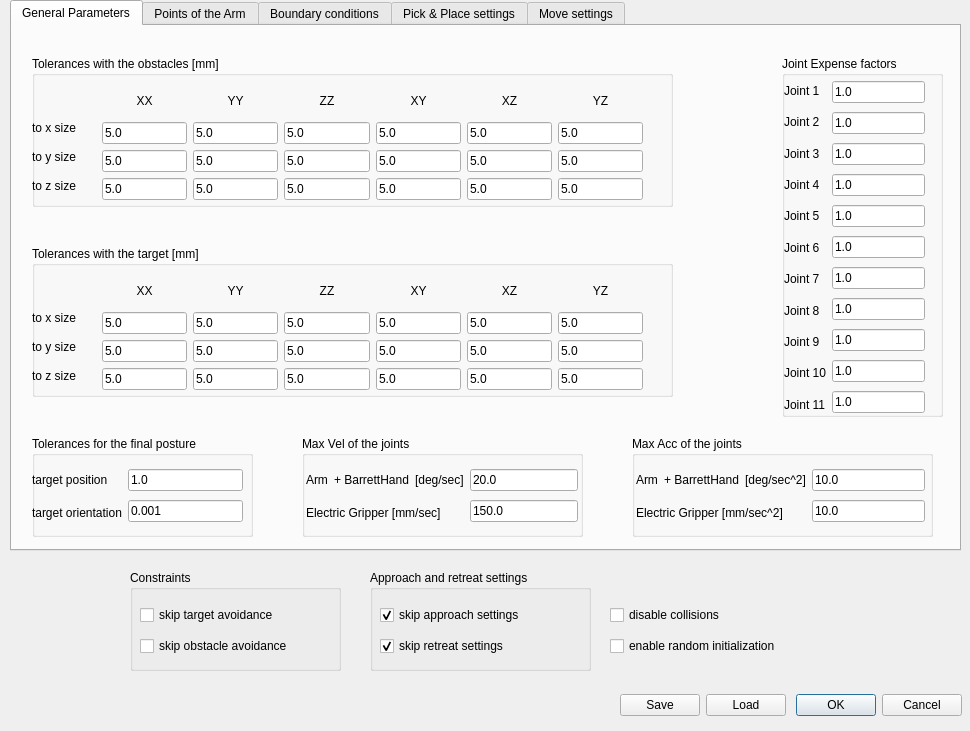
First picture: the form in ui/toldialoghump.ui, repository JoaoQPereira/motion_manager, before the edit.
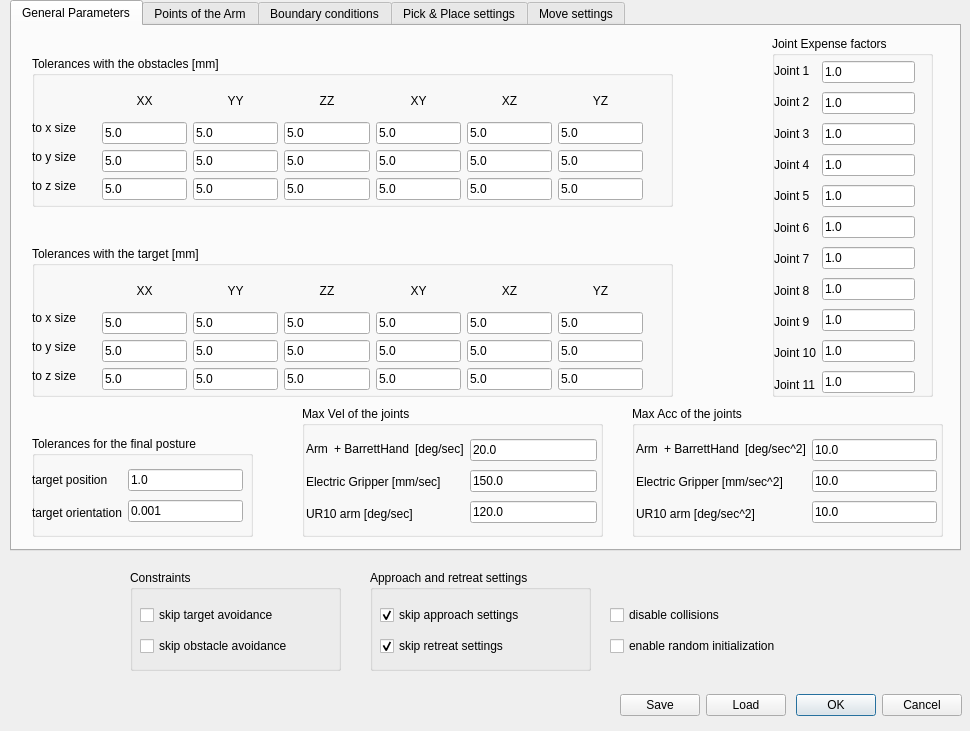
Second picture: the form after the edit.

Diff of the .ui file:
```diff
--- a/ui/toldialoghump.ui
+++ b/ui/toldialoghump.ui
@@ -339,8 +339,8 @@
     <widget class="QGroupBox" name="groupBox_3">
      <property name="geometry">
       <rect>
-       <x>770</x>
-       <y>30</y>
+       <x>760</x>
+       <y>10</y>
        <width>161</width>
        <height>361</height>
       </rect>
@@ -856,9 +856,9 @@
      <property name="geometry">
       <rect>
        <x>290</x>
-       <y>410</y>
-       <width>281</width>
-       <height>101</height>
+       <y>380</y>
+       <width>301</width>
+       <height>131</height>
       </rect>
      </property>
      <property name="title">
@@ -869,8 +869,8 @@
        <rect>
         <x>4</x>
         <y>30</y>
-        <width>272</width>
-        <height>60</height>
+        <width>291</width>
+        <height>91</height>
        </rect>
       </property>
       <layout class="QHBoxLayout" name="horizontalLayout_2">
@@ -908,6 +908,13 @@
            </property>
           </widget>
          </item>
+         <item>
+          <widget class="QLabel" name="label_w_max_gripper_2">
+           <property name="text">
+            <string>UR10 arm [deg/sec]</string>
+           </property>
+          </widget>
+         </item>
         </layout>
        </item>
        <item>
@@ -926,6 +933,13 @@
            </property>
           </widget>
          </item>
+         <item>
+          <widget class="QLineEdit" name="lineEdit_w_max_ur">
+           <property name="text">
+            <string>120.0</string>
+           </property>
+          </widget>
+         </item>
         </layout>
        </item>
       </layout>
@@ -935,9 +949,9 @@
      <property name="geometry">
       <rect>
        <x>620</x>
-       <y>410</y>
-       <width>301</width>
-       <height>101</height>
+       <y>380</y>
+       <width>311</width>
+       <height>131</height>
       </rect>
      </property>
      <property name="title">
@@ -948,8 +962,8 @@
        <rect>
         <x>4</x>
         <y>30</y>
-        <width>289</width>
-        <height>60</height>
+        <width>301</width>
+        <height>91</height>
        </rect>
       </property>
       <layout class="QHBoxLayout" name="horizontalLayout_5">
@@ -987,6 +1001,13 @@
            </property>
           </widget>
          </item>
+         <item>
+          <widget class="QLabel" name="label_alpha_max_ur">
+           <property name="text">
+            <string>UR10 arm [deg/sec^2]</string>
+           </property>
+          </widget>
+         </item>
         </layout>
        </item>
        <item>
@@ -1005,6 +1026,13 @@
            </property>
           </widget>
          </item>
+         <item>
+          <widget class="QLineEdit" name="lineEdit_alpha_max_ur">
+           <property name="text">
+            <string>10.0</string>
+           </property>
+          </widget>
+         </item>
         </layout>
        </item>
       </layout>
```
